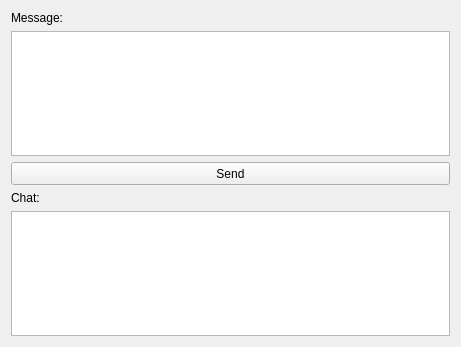
Above: client.ui from atekin-tgm/Chat_Pyhton before the change. Below: the same form after it.
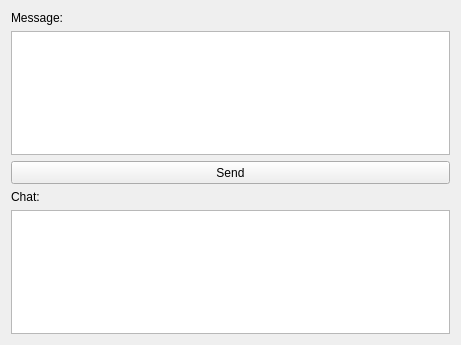
That is the form after the change.

```diff
--- a/client.ui
+++ b/client.ui
@@ -7,7 +7,7 @@
     <x>0</x>
     <y>0</y>
     <width>459</width>
-    <height>347</height>
+    <height>345</height>
    </rect>
   </property>
   <property name="windowTitle">
```
